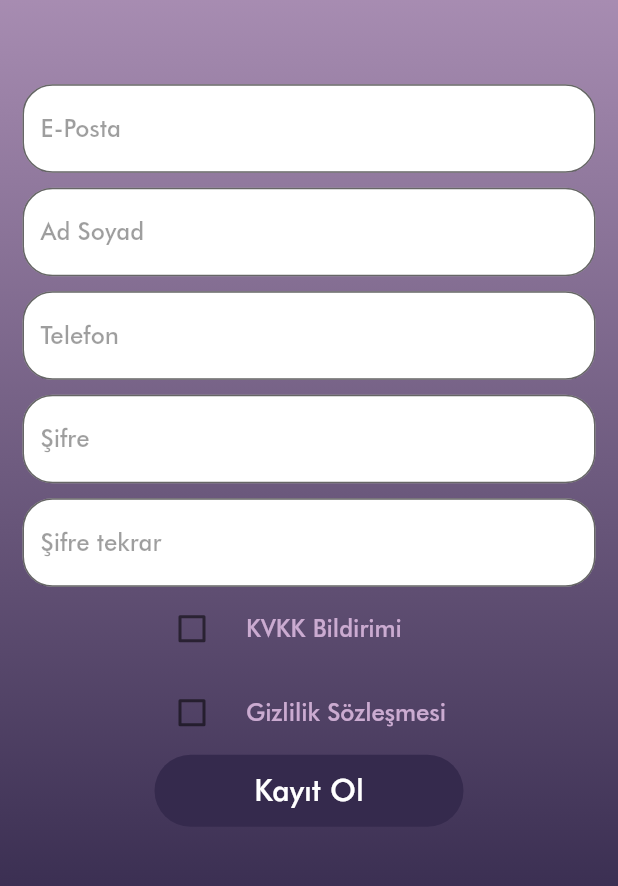
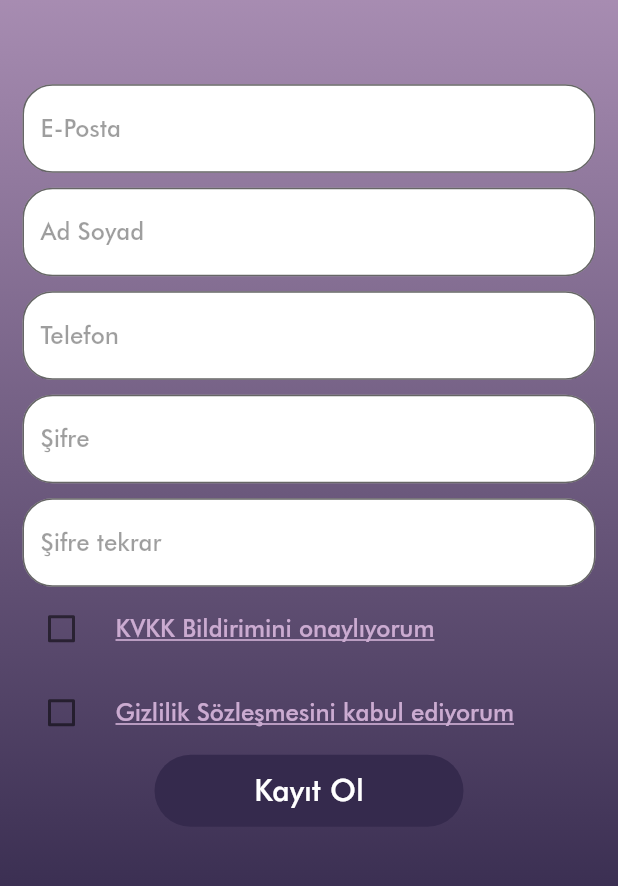
Before and after one commit to hicretay/estetik_vitrini, a Flutter app: the RegisterPage screen opened by its route, on a phone screen of 412 x 824 dp, the part 297-1183 px from its top. Run offline on Flutter 3.47's test engine with Material 2 defaults, Android fonts, the phone set to English and light mode, and no system bars; drawn by our look-alikes of flutter_progress_hud; our stand-ins replace carousel_pro, flutter_svg, font_awesome_flutter, line_icons, table_calendar; missing offline and left inert: flutter_facebook_auth.

Commit message:
Update registerPage.dart

```diff
--- a/ev_mobil/lib/screens/registerPage.dart
+++ b/ev_mobil/lib/screens/registerPage.dart
@@ -122,16 +122,22 @@ class _RegisterPageState extends State<RegisterPage> {
                                   ),
                                 ),
                                 //-----------------------------------------------------------------------------------
-                                Center(
-                                  child: Column(
-                                    mainAxisAlignment: MainAxisAlignment.center,
+                                Column(
+                                  //mainAxisAlignment: MainAxisAlignment.center,
                                   children:[
                                     CheckboxListTile(
+                                    //contentPadding: EdgeInsets.all(0),
                                     value: checkedKVKK,
-                                      title: Text("KVKK Bildirimi",style: TextStyle(color: secondaryColor)),
+                                    title: GestureDetector(
+                                      child: Text("KVKK Bildirimini onaylıyorum",
+                                      style: TextStyle(
+                                      color: secondaryColor,
+                                      decoration: TextDecoration.underline),
+                                      ),
+                                      onTap: (){},),//
                                     activeColor: secondaryColor,
                                     checkColor: primaryColor,
-                                      contentPadding: EdgeInsets.only(left: deviceWidth(context)*0.25),
+                                    //contentPadding: EdgeInsets.only(left: deviceWidth(context)*0.25),
                                     controlAffinity: ListTileControlAffinity.leading,
                                     onChanged: (value){
                                        setState(() {
@@ -140,10 +146,14 @@ class _RegisterPageState extends State<RegisterPage> {
                                         }),
                                     CheckboxListTile(
                                     value: checkedPrivacy,
-                                      title: Text("Gizlilik Sözleşmesi",style: TextStyle(color: secondaryColor)),
+                                    title: GestureDetector(
+                                    child: Text("Gizlilik Sözleşmesini kabul ediyorum",
+                                    style: TextStyle(color: secondaryColor,
+                                    decoration: TextDecoration.underline)),
+                                    onTap: (){},),
                                     activeColor: secondaryColor,
                                     checkColor: primaryColor,
-                                      contentPadding: EdgeInsets.only(left: deviceWidth(context)*0.25),
+                                    //contentPadding: EdgeInsets.only(left: deviceWidth(context)*0.25),
                                     controlAffinity: ListTileControlAffinity.leading,
                                     onChanged: (value){
                                     setState(() {
@@ -151,7 +161,6 @@ class _RegisterPageState extends State<RegisterPage> {
                                       });
                                     }),
                                   ],
-                                  ),
                                 ),
                                 Material(
                                   color: primaryColor,
```
Lines whose indentation alone changed are shown as unchanged.
